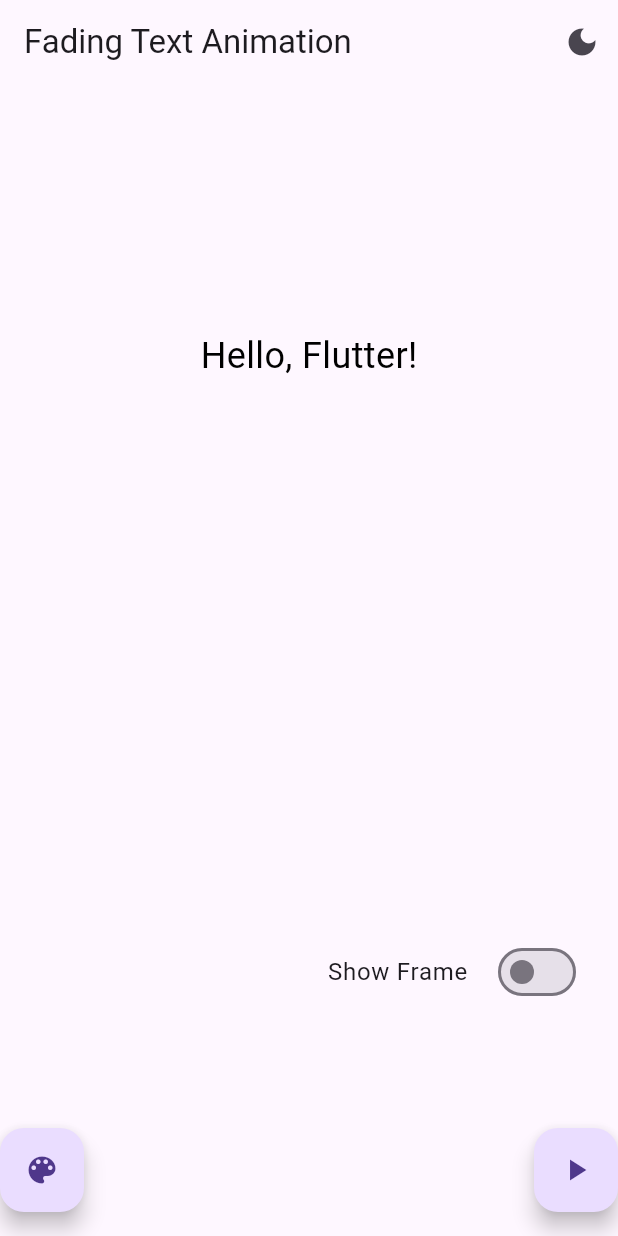
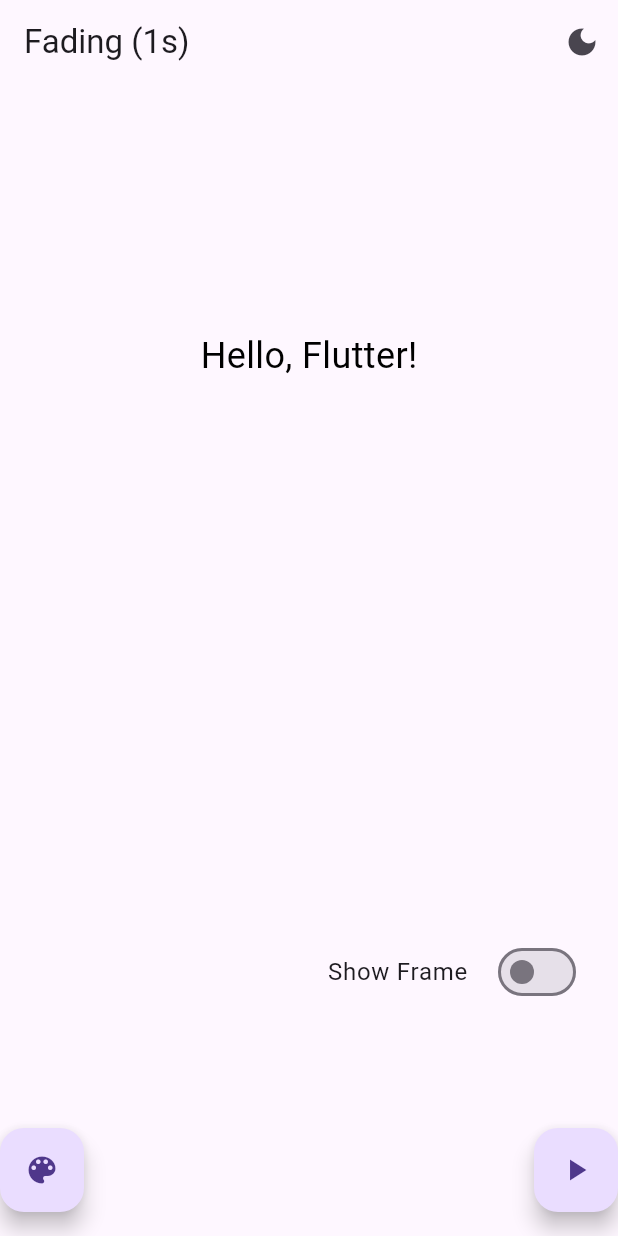
Before and after one commit to JashThakkar/text_animations, a Flutter app: the screen it shows after launch, on a phone screen of 412 x 824 dp. Run offline on Flutter 3.47's test engine with Material 3 defaults, Android fonts, the phone set to English and light mode, and no system bars.

Commit message:
Final commits and changes

```diff
--- a/lib/main.dart
+++ b/lib/main.dart
@@ -27,9 +27,21 @@ class _MyAppState extends State<MyApp> {
       theme: ThemeData.light(),
       darkTheme: ThemeData.dark(),
       themeMode: _themeMode,
-      home: FadingTextAnimation(
-        onToggleTheme: _toggleTheme,
-        themeMode: _themeMode,
+      home: PageView(
+        children: [
+          FadingTextAnimation(
+            title: 'Fading (1s)',
+            duration: const Duration(seconds: 1),
+            onToggleTheme: _toggleTheme,
+            themeMode: _themeMode,
+          ),
+          FadingTextAnimation(
+            title: 'Fading (3s)',
+            duration: const Duration(seconds: 3),
+            onToggleTheme: _toggleTheme,
+            themeMode: _themeMode,
+          ),
+        ],
       ),
     );
   }
@@ -38,10 +50,14 @@ class _MyAppState extends State<MyApp> {
 class FadingTextAnimation extends StatefulWidget {
   final VoidCallback onToggleTheme;
   final ThemeMode themeMode;
+  final Duration duration;
+  final String title;
 
   const FadingTextAnimation({
     required this.onToggleTheme,
     required this.themeMode,
+    required this.duration,
+    required this.title,
   });
 
   @override
@@ -118,7 +134,7 @@ class _FadingTextAnimationState extends State<FadingTextAnimation> {
   Widget build(BuildContext context) {
     return Scaffold(
       appBar: AppBar(
-        title: const Text('Fading Text Animation'),
+        title: Text(widget.title),
         actions: [
           IconButton(
             icon: Icon(
@@ -137,7 +153,7 @@ class _FadingTextAnimationState extends State<FadingTextAnimation> {
             child: AnimatedOpacity(
               opacity: _isVisible ? 1.0 : 0.0,
               curve: Curves.easeInOut,
-              duration: const Duration(seconds: 1),
+              duration: widget.duration,
               child: Container(
                 padding: const EdgeInsets.all(16),
                 decoration: _showFrame
```
